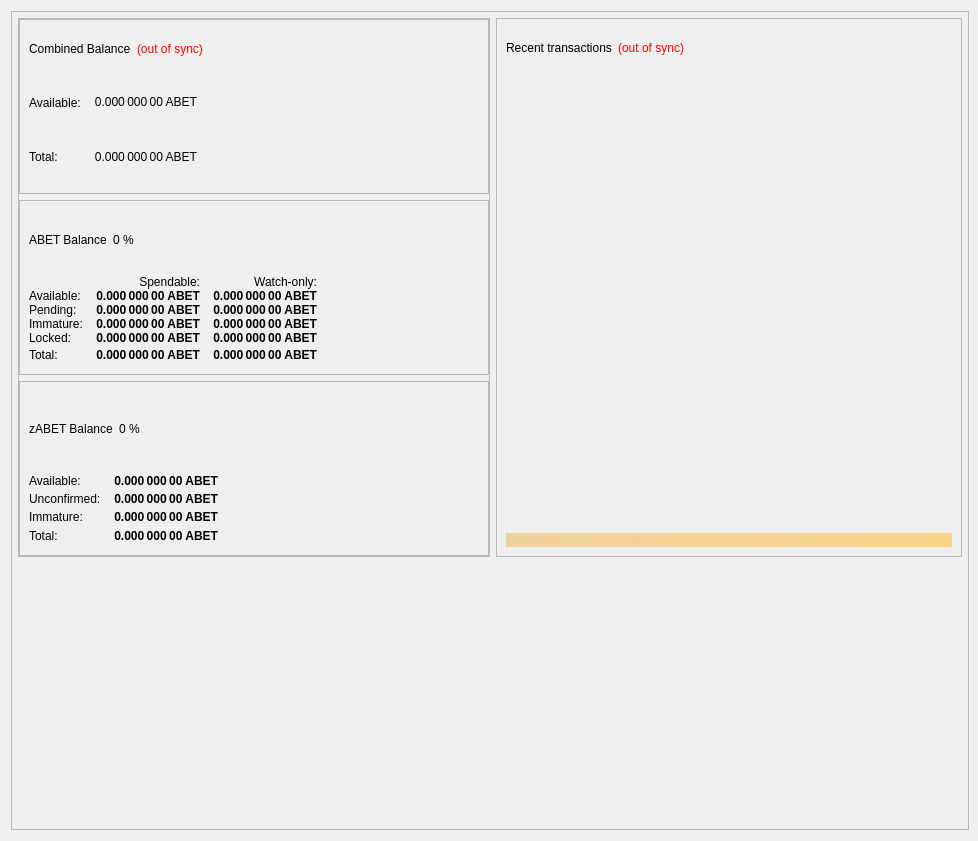
First picture: the form in src/qt/forms/overviewpage.ui, repository altbet/abet-v.2.0.0.3-deprecated, before the edit.
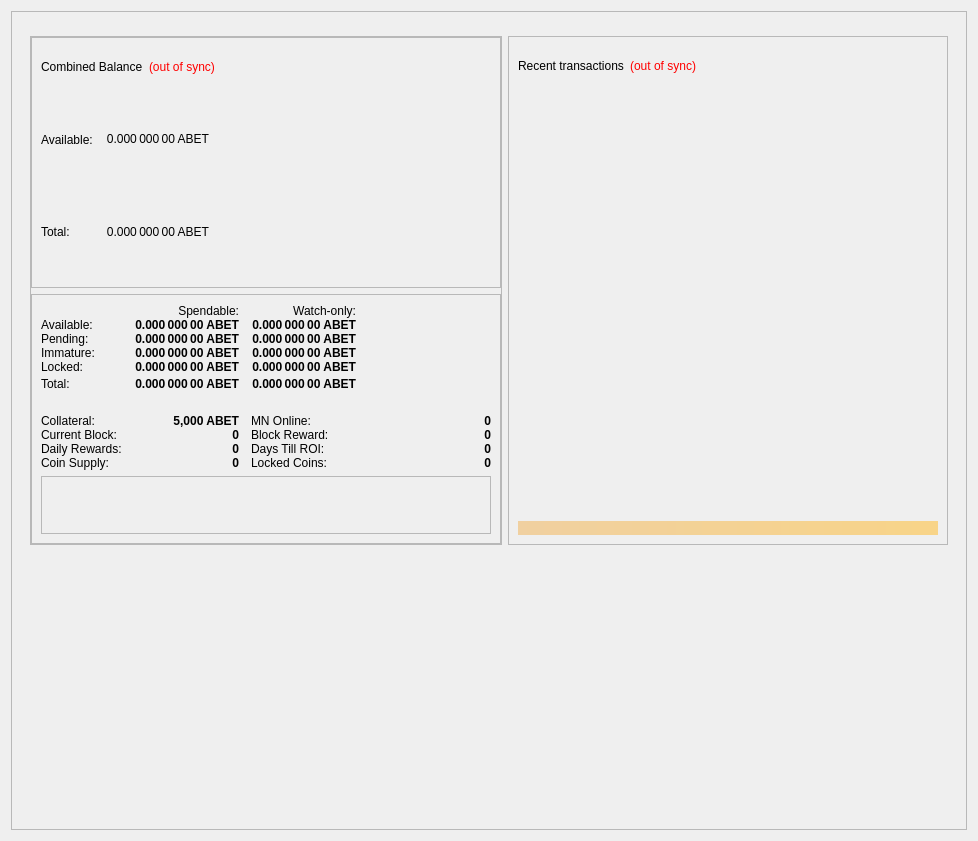
Second picture: the form after the edit.

Commit message: Collat / Dev Fee (#3)

```diff
--- a/src/qt/forms/overviewpage.ui
+++ b/src/qt/forms/overviewpage.ui
@@ -19,11 +19,8 @@
   <property name="windowTitle">
    <string>Form</string>
   </property>
-  <layout class="QVBoxLayout" name="topLayout" stretch="1">
-   <property name="rightMargin">
-    <number>9</number>
-   </property>
-   <item>
+  <layout class="QGridLayout" name="gridLayout_4">
+   <item row="0" column="0">
     <widget class="QFrame" name="frame_BG">
      <property name="minimumSize">
       <size>
@@ -43,34 +40,8 @@
      <property name="frameShadow">
       <enum>QFrame::Raised</enum>
      </property>
-     <layout class="QVBoxLayout" name="verticalLayout_3" stretch="0,0">
-      <property name="leftMargin">
-       <number>0</number>
-      </property>
-      <property name="topMargin">
-       <number>0</number>
-      </property>
-      <property name="rightMargin">
-       <number>0</number>
-      </property>
-      <property name="bottomMargin">
-       <number>6</number>
-      </property>
-      <item>
-       <layout class="QVBoxLayout" name="verticalLayout_Master" stretch="0,1">
-        <property name="leftMargin">
-         <number>0</number>
-        </property>
-        <property name="topMargin">
-         <number>0</number>
-        </property>
-        <property name="rightMargin">
-         <number>0</number>
-        </property>
-        <property name="bottomMargin">
-         <number>0</number>
-        </property>
-        <item>
+     <layout class="QGridLayout" name="gridLayout_8">
+      <item row="0" column="0">
          <widget class="QFrame" name="frame_Header">
           <layout class="QVBoxLayout" name="verticalLayout_Header">
            <property name="leftMargin">
@@ -88,28 +59,11 @@
           </layout>
          </widget>
         </item>
-        <item>
+      <item row="1" column="0">
          <widget class="QFrame" name="frame_Content">
-          <layout class="QVBoxLayout" name="verticalLayout_Content">
-           <property name="leftMargin">
-            <number>6</number>
-           </property>
-           <property name="topMargin">
-            <number>0</number>
-           </property>
-           <property name="rightMargin">
-            <number>6</number>
-           </property>
-           <property name="bottomMargin">
-            <number>0</number>
-           </property>
-           <item>
-            <layout class="QHBoxLayout" name="horizontalLayout_Content" stretch="1,1">
-             <property name="spacing">
-              <number>6</number>
-             </property>
-             <item>
-              <layout class="QVBoxLayout" name="verticalLayout_left" stretch="1">
+        <layout class="QGridLayout" name="gridLayout_2">
+         <item row="0" column="0">
+          <layout class="QVBoxLayout" name="verticalLayout_left" stretch="0">
                <item>
                 <widget class="QFrame" name="frameObfuscation">
                  <property name="minimumSize">
@@ -124,7 +78,7 @@
                  <property name="frameShadow">
                   <enum>QFrame::Raised</enum>
                  </property>
-                 <layout class="QVBoxLayout" name="verticalLayout" stretch="0,0,0">
+             <layout class="QVBoxLayout" name="verticalLayout" stretch="0,0">
                   <property name="leftMargin">
                    <number>0</number>
                   </property>
@@ -327,49 +281,6 @@
                      <enum>QFrame::Raised</enum>
                     </property>
                     <layout class="QVBoxLayout" name="verticalLayout_4">
-                     <item>
-                      <layout class="QHBoxLayout" name="horizontalLayout_4">
-                       <item>
-                        <widget class="QLabel" name="label_5">
-                         <property name="minimumSize">
-                          <size>
-                           <width>0</width>
-                           <height>20</height>
-                          </size>
-                         </property>
-                         <property name="font">
-                          <font>
-                           <weight>50</weight>
-                           <bold>false</bold>
-                          </font>
-                         </property>
-                         <property name="text">
-                          <string>ABET Balance</string>
-                         </property>
-                        </widget>
-                       </item>
-                       <item>
-                        <widget class="QLabel" name="labelABETPercent">
-                         <property name="text">
-                          <string notr="true">0 %</string>
-                         </property>
-                        </widget>
-                       </item>
-                       <item>
-                        <spacer name="horizontalSpacer_3">
-                         <property name="orientation">
-                          <enum>Qt::Horizontal</enum>
-                         </property>
-                         <property name="sizeHint" stdset="0">
-                          <size>
-                           <width>40</width>
-                           <height>20</height>
-                          </size>
-                         </property>
-                        </spacer>
-                       </item>
-                      </layout>
-                     </item>
                      <item>
                       <layout class="QGridLayout" name="gridLayout">
                        <property name="horizontalSpacing">
@@ -378,6 +289,44 @@
                        <property name="verticalSpacing">
                         <number>0</number>
                        </property>
+                   <item row="5" column="3">
+                    <spacer name="horizontalSpacer_9">
+                     <property name="orientation">
+                      <enum>Qt::Horizontal</enum>
+                     </property>
+                     <property name="sizeHint" stdset="0">
+                      <size>
+                       <width>40</width>
+                       <height>20</height>
+                      </size>
+                     </property>
+                    </spacer>
+                   </item>
+                   <item row="5" column="1">
+                    <widget class="QLabel" name="labelTotal">
+                     <property name="font">
+                      <font>
+                       <weight>75</weight>
+                       <bold>true</bold>
+                      </font>
+                     </property>
+                     <property name="cursor">
+                      <cursorShape>IBeamCursor</cursorShape>
+                     </property>
+                     <property name="toolTip">
+                      <string>Your current Altbet balance, unconfirmed and immature transactions included</string>
+                     </property>
+                     <property name="text">
+                      <string notr="true">0.000 000 00 ABET</string>
+                     </property>
+                     <property name="alignment">
+                      <set>Qt::AlignRight|Qt::AlignTrailing|Qt::AlignVCenter</set>
+                     </property>
+                     <property name="textInteractionFlags">
+                      <set>Qt::LinksAccessibleByMouse|Qt::TextSelectableByKeyboard|Qt::TextSelectableByMouse</set>
+                     </property>
+                    </widget>
+                   </item>
                        <item row="0" column="1">
                         <widget class="QLabel" name="labelSpendable">
                          <property name="text">
@@ -388,13 +337,35 @@
                          </property>
                         </widget>
                        </item>
-                       <item row="0" column="2">
-                        <widget class="QLabel" name="labelWatchonly">
+                   <item row="5" column="2">
+                    <widget class="QLabel" name="labelWatchTotal">
+                     <property name="font">
+                      <font>
+                       <weight>75</weight>
+                       <bold>true</bold>
+                      </font>
+                     </property>
+                     <property name="cursor">
+                      <cursorShape>IBeamCursor</cursorShape>
+                     </property>
+                     <property name="toolTip">
+                      <string>Current total balance in watch-only addresses</string>
+                     </property>
                          <property name="text">
-                          <string>Watch-only:</string>
+                      <string notr="true">0.000 000 00 ABET</string>
                          </property>
                          <property name="alignment">
                           <set>Qt::AlignRight|Qt::AlignTrailing|Qt::AlignVCenter</set>
+                     </property>
+                     <property name="textInteractionFlags">
+                      <set>Qt::LinksAccessibleByMouse|Qt::TextSelectableByKeyboard|Qt::TextSelectableByMouse</set>
+                     </property>
+                    </widget>
+                   </item>
+                   <item row="3" column="0">
+                    <widget class="QLabel" name="labelImmatureText">
+                     <property name="text">
+                      <string>Immature:</string>
                          </property>
                         </widget>
                        </item>
@@ -405,28 +376,23 @@
                          </property>
                         </widget>
                        </item>
-                       <item row="1" column="1">
-                        <widget class="QLabel" name="labelBalance">
-                         <property name="font">
-                          <font>
-                           <weight>75</weight>
-                           <bold>true</bold>
-                          </font>
-                         </property>
-                         <property name="cursor">
-                          <cursorShape>IBeamCursor</cursorShape>
-                         </property>
+                   <item row="5" column="0">
+                    <widget class="QLabel" name="labelTotalText">
                          <property name="toolTip">
-                          <string>Your current spendable balance</string>
+                      <string>Your current Altbet balance, unconfirmed and immature transactions included</string>
                          </property>
                          <property name="text">
-                          <string notr="true">0.000 000 00 ABET</string>
-                         </property>
-                         <property name="alignment">
-                          <set>Qt::AlignRight|Qt::AlignTrailing|Qt::AlignVCenter</set>
-                         </property>
-                         <property name="textInteractionFlags">
-                          <set>Qt::LinksAccessibleByMouse|Qt::TextSelectableByKeyboard|Qt::TextSelectableByMouse</set>
+                      <string>Total:</string>
+                     </property>
+                    </widget>
+                   </item>
+                   <item row="4" column="0">
+                    <widget class="QLabel" name="labelLockedBalanceText">
+                     <property name="toolTip">
+                      <string>Locked ABET or Masternode collaterals. These are excluded from zABET minting.</string>
+                     </property>
+                     <property name="text">
+                      <string>Locked:</string>
                          </property>
                         </widget>
                        </item>
@@ -455,6 +421,81 @@
                          </property>
                         </widget>
                        </item>
+                   <item row="3" column="2">
+                    <widget class="QLabel" name="labelWatchImmature">
+                     <property name="font">
+                      <font>
+                       <weight>75</weight>
+                       <bold>true</bold>
+                      </font>
+                     </property>
+                     <property name="cursor">
+                      <cursorShape>IBeamCursor</cursorShape>
+                     </property>
+                     <property name="toolTip">
+                      <string>Staked or masternode rewards in watch-only addresses that has not yet matured</string>
+                     </property>
+                     <property name="text">
+                      <string notr="true">0.000 000 00 ABET</string>
+                     </property>
+                     <property name="alignment">
+                      <set>Qt::AlignRight|Qt::AlignTrailing|Qt::AlignVCenter</set>
+                     </property>
+                     <property name="textInteractionFlags">
+                      <set>Qt::LinksAccessibleByMouse|Qt::TextSelectableByKeyboard|Qt::TextSelectableByMouse</set>
+                     </property>
+                    </widget>
+                   </item>
+                   <item row="4" column="1">
+                    <widget class="QLabel" name="labelLockedBalance">
+                     <property name="font">
+                      <font>
+                       <weight>75</weight>
+                       <bold>true</bold>
+                      </font>
+                     </property>
+                     <property name="cursor">
+                      <cursorShape>IBeamCursor</cursorShape>
+                     </property>
+                     <property name="toolTip">
+                      <string>Locked ABET or Masternode collaterals. These are excluded from zABET minting.</string>
+                     </property>
+                     <property name="text">
+                      <string notr="true">0.000 000 00 ABET</string>
+                     </property>
+                     <property name="alignment">
+                      <set>Qt::AlignRight|Qt::AlignTrailing|Qt::AlignVCenter</set>
+                     </property>
+                     <property name="textInteractionFlags">
+                      <set>Qt::LinksAccessibleByMouse|Qt::TextSelectableByKeyboard|Qt::TextSelectableByMouse</set>
+                     </property>
+                    </widget>
+                   </item>
+                   <item row="4" column="2">
+                    <widget class="QLabel" name="labelWatchLocked">
+                     <property name="font">
+                      <font>
+                       <weight>75</weight>
+                       <bold>true</bold>
+                      </font>
+                     </property>
+                     <property name="cursor">
+                      <cursorShape>IBeamCursor</cursorShape>
+                     </property>
+                     <property name="toolTip">
+                      <string>Current locked balance in watch-only addresses</string>
+                     </property>
+                     <property name="text">
+                      <string notr="true">0.000 000 00 ABET</string>
+                     </property>
+                     <property name="alignment">
+                      <set>Qt::AlignRight|Qt::AlignTrailing|Qt::AlignVCenter</set>
+                     </property>
+                     <property name="textInteractionFlags">
+                      <set>Qt::LinksAccessibleByMouse|Qt::TextSelectableByKeyboard|Qt::TextSelectableByMouse</set>
+                     </property>
+                    </widget>
+                   </item>
                        <item row="2" column="0">
                         <widget class="QLabel" name="labelPendingText">
                          <property name="text">
@@ -462,6 +503,31 @@
                          </property>
                         </widget>
                        </item>
+                   <item row="1" column="1">
+                    <widget class="QLabel" name="labelBalance">
+                     <property name="font">
+                      <font>
+                       <weight>75</weight>
+                       <bold>true</bold>
+                      </font>
+                     </property>
+                     <property name="cursor">
+                      <cursorShape>IBeamCursor</cursorShape>
+                     </property>
+                     <property name="toolTip">
+                      <string>Your current spendable balance</string>
+                     </property>
+                     <property name="text">
+                      <string notr="true">0.000 000 00 ABET</string>
+                     </property>
+                     <property name="alignment">
+                      <set>Qt::AlignRight|Qt::AlignTrailing|Qt::AlignVCenter</set>
+                     </property>
+                     <property name="textInteractionFlags">
+                      <set>Qt::LinksAccessibleByMouse|Qt::TextSelectableByKeyboard|Qt::TextSelectableByMouse</set>
+                     </property>
+                    </widget>
+                   </item>
                        <item row="2" column="1">
                         <widget class="QLabel" name="labelUnconfirmed">
                          <property name="font">
@@ -512,10 +578,63 @@
                          </property>
                         </widget>
                        </item>
-                       <item row="3" column="0">
-                        <widget class="QLabel" name="labelImmatureText">
+                   <item row="0" column="2">
+                    <widget class="QLabel" name="labelWatchonly">
                          <property name="text">
-                          <string>Immature:</string>
+                      <string>Watch-only:</string>
+                     </property>
+                     <property name="alignment">
+                      <set>Qt::AlignRight|Qt::AlignTrailing|Qt::AlignVCenter</set>
+                     </property>
+                    </widget>
+                   </item>
+                   <item row="10" column="3">
+                    <widget class="QLabel" name="roi_2">
+                     <property name="font">
+                      <font>
+                       <weight>75</weight>
+                       <bold>true</bold>
+                      </font>
+                     </property>
+                     <property name="cursor">
+                      <cursorShape>IBeamCursor</cursorShape>
+                     </property>
+                     <property name="toolTip">
+                      <string>Days to get Return on Investment</string>
+                     </property>
+                     <property name="text">
+                      <string notr="true">0</string>
+                     </property>
+                     <property name="alignment">
+                      <set>Qt::AlignRight|Qt::AlignTrailing|Qt::AlignVCenter</set>
+                     </property>
+                     <property name="textInteractionFlags">
+                      <set>Qt::LinksAccessibleByMouse|Qt::TextSelectableByKeyboard|Qt::TextSelectableByMouse</set>
+                     </property>
+                    </widget>
+                   </item>
+                   <item row="10" column="1">
+                    <widget class="QLabel" name="roi_1">
+                     <property name="font">
+                      <font>
+                       <weight>75</weight>
+                       <bold>true</bold>
+                      </font>
+                     </property>
+                     <property name="cursor">
+                      <cursorShape>IBeamCursor</cursorShape>
+                     </property>
+                     <property name="toolTip">
+                      <string>Daily Rewards for current Collateral</string>
+                     </property>
+                     <property name="text">
+                      <string notr="true">0</string>
+                     </property>
+                     <property name="alignment">
+                      <set>Qt::AlignRight|Qt::AlignTrailing|Qt::AlignVCenter</set>
+                     </property>
+                     <property name="textInteractionFlags">
+                      <set>Qt::LinksAccessibleByMouse|Qt::TextSelectableByKeyboard|Qt::TextSelectableByMouse</set>
                          </property>
                         </widget>
                        </item>
@@ -544,8 +663,36 @@
                          </property>
                         </widget>
                        </item>
-                       <item row="3" column="2">
-                        <widget class="QLabel" name="labelWatchImmature">
+                   <item row="10" column="0">
+                    <widget class="QLabel" name="label_Daily_Rewards">
+                     <property name="text">
+                      <string>Daily Rewards:</string>
+                     </property>
+                    </widget>
+                   </item>
+                   <item row="7" column="2">
+                    <widget class="QLabel" name="label_MN_Online">
+                     <property name="text">
+                      <string>MN Online:</string>
+                     </property>
+                    </widget>
+                   </item>
+                   <item row="7" column="0">
+                    <widget class="QLabel" name="label_Needed_Collat">
+                     <property name="text">
+                      <string>Collateral:</string>
+                     </property>
+                    </widget>
+                   </item>
+                   <item row="10" column="2">
+                    <widget class="QLabel" name="label_Days_ROI">
+                     <property name="text">
+                      <string>Days Till ROI:</string>
+                     </property>
+                    </widget>
+                   </item>
+                   <item row="7" column="1">
+                    <widget class="QLabel" name="label_lcolat">
                          <property name="font">
                           <font>
                            <weight>75</weight>
@@ -556,10 +703,10 @@
                           <cursorShape>IBeamCursor</cursorShape>
                          </property>
                          <property name="toolTip">
-                          <string>Staked or masternode rewards in watch-only addresses that has not yet matured</string>
+                      <string>Current collateral</string>
                          </property>
                          <property name="text">
-                          <string notr="true">0.000 000 00 ABET</string>
+                      <string notr="true">5,000 ABET</string>
                          </property>
                          <property name="alignment">
                           <set>Qt::AlignRight|Qt::AlignTrailing|Qt::AlignVCenter</set>
@@ -569,18 +716,40 @@
                          </property>
                         </widget>
                        </item>
-                       <item row="4" column="0">
-                        <widget class="QLabel" name="labelLockedBalanceText">
+                   <item row="9" column="1">
+                    <widget class="QLabel" name="label_CurrentBlock_value">
+                     <property name="font">
+                      <font>
+                       <weight>75</weight>
+                       <bold>true</bold>
+                      </font>
+                     </property>
+                     <property name="cursor">
+                      <cursorShape>IBeamCursor</cursorShape>
+                     </property>
                          <property name="toolTip">
-                          <string>Locked ABET or Masternode collaterals. These are excluded from zABET minting.</string>
+                      <string>Current Block Height</string>
                          </property>
                          <property name="text">
-                          <string>Locked:</string>
-                         </property>
-                        </widget>
-                       </item>
-                       <item row="4" column="1">
-                        <widget class="QLabel" name="labelLockedBalance">
+                      <string notr="true">0</string>
+                     </property>
+                     <property name="alignment">
+                      <set>Qt::AlignRight|Qt::AlignTrailing|Qt::AlignVCenter</set>
+                     </property>
+                     <property name="textInteractionFlags">
+                      <set>Qt::LinksAccessibleByMouse|Qt::TextSelectableByKeyboard|Qt::TextSelectableByMouse</set>
+                     </property>
+                    </widget>
+                   </item>
+                   <item row="9" column="0">
+                    <widget class="QLabel" name="label_CurrentBlock">
+                     <property name="text">
+                      <string>Current Block:</string>
+                     </property>
+                    </widget>
+                   </item>
+                   <item row="7" column="3">
+                    <widget class="QLabel" name="labelMnTotal_Value">
                          <property name="font">
                           <font>
                            <weight>75</weight>
@@ -591,10 +760,10 @@
                           <cursorShape>IBeamCursor</cursorShape>
                          </property>
                          <property name="toolTip">
-                          <string>Locked ABET or Masternode collaterals. These are excluded from zABET minting.</string>
+                      <string>Total number of Masternodes Online</string>
                          </property>
                          <property name="text">
-                          <string notr="true">0.000 000 00 ABET</string>
+                      <string notr="true">0</string>
                          </property>
                          <property name="alignment">
                           <set>Qt::AlignRight|Qt::AlignTrailing|Qt::AlignVCenter</set>
@@ -604,8 +773,15 @@
                          </property>
                         </widget>
                        </item>
-                       <item row="4" column="2">
-                        <widget class="QLabel" name="labelWatchLocked">
+                   <item row="9" column="2">
+                    <widget class="QLabel" name="label_CurrentBlockReward">
+                     <property name="text">
+                      <string>Block Reward:</string>
+                     </property>
+                    </widget>
+                   </item>
+                   <item row="13" column="1">
+                    <widget class="QLabel" name="label_Supply_value">
                          <property name="font">
                           <font>
                            <weight>75</weight>
@@ -616,10 +792,10 @@
                           <cursorShape>IBeamCursor</cursorShape>
                          </property>
                          <property name="toolTip">
-                          <string>Current locked balance in watch-only addresses</string>
+                      <string>Current Coin Supply</string>
                          </property>
                          <property name="text">
-                          <string notr="true">0.000 000 00 ABET</string>
+                      <string notr="true">0</string>
                          </property>
                          <property name="alignment">
                           <set>Qt::AlignRight|Qt::AlignTrailing|Qt::AlignVCenter</set>
@@ -629,18 +805,8 @@
                          </property>
                         </widget>
                        </item>
-                       <item row="5" column="0">
-                        <widget class="QLabel" name="labelTotalText">
-                         <property name="toolTip">
-                          <string>Your current Altbet balance, unconfirmed and immature transactions included</string>
-                         </property>
-                         <property name="text">
-                          <string>Total:</string>
-                         </property>
-                        </widget>
-                       </item>
-                       <item row="5" column="1">
-                        <widget class="QLabel" name="labelTotal">
+                   <item row="9" column="3">
+                    <widget class="QLabel" name="label_CurrentBlockReward_value">
                          <property name="font">
                           <font>
                            <weight>75</weight>
@@ -651,10 +817,10 @@
                           <cursorShape>IBeamCursor</cursorShape>
                          </property>
                          <property name="toolTip">
-                          <string>Your current Altbet balance, unconfirmed and immature transactions included</string>
+                      <string>Current Block Reward</string>
                          </property>
                          <property name="text">
-                          <string notr="true">0.000 000 00 ABET</string>
+                      <string notr="true">0</string>
                          </property>
                          <property name="alignment">
                           <set>Qt::AlignRight|Qt::AlignTrailing|Qt::AlignVCenter</set>
@@ -664,8 +830,15 @@
                          </property>
                         </widget>
                        </item>
-                       <item row="5" column="2">
-                        <widget class="QLabel" name="labelWatchTotal">
+                   <item row="13" column="2">
+                    <widget class="QLabel" name="label_LockedCoin">
+                     <property name="text">
+                      <string>Locked Coins:</string>
+                     </property>
+                    </widget>
+                   </item>
+                   <item row="13" column="3">
+                    <widget class="QLabel" name="label_LockedCoin_value">
                          <property name="font">
                           <font>
                            <weight>75</weight>
@@ -676,10 +849,10 @@
                           <cursorShape>IBeamCursor</cursorShape>
                          </property>
                          <property name="toolTip">
-                          <string>Current total balance in watch-only addresses</string>
+                      <string>Total Amount of coins locked</string>
                          </property>
                          <property name="text">
-                          <string notr="true">0.000 000 00 ABET</string>
+                      <string notr="true">0</string>
                          </property>
                          <property name="alignment">
                           <set>Qt::AlignRight|Qt::AlignTrailing|Qt::AlignVCenter</set>
@@ -689,8 +862,15 @@
                          </property>
                         </widget>
                        </item>
-                       <item row="5" column="3">
-                        <spacer name="horizontalSpacer_9">
+                   <item row="13" column="0">
+                    <widget class="QLabel" name="label_Supply">
+                     <property name="text">
+                      <string>Coin Supply:</string>
+                     </property>
+                    </widget>
+                   </item>
+                   <item row="6" column="0" colspan="4">
+                    <spacer name="horizontalSpacer_3">
                          <property name="orientation">
                           <enum>Qt::Horizontal</enum>
                          </property>
@@ -704,221 +884,31 @@
                        </item>
                       </layout>
                      </item>
-                    </layout>
-                   </widget>
-                  </item>
                   <item>
-                   <widget class="QFrame" name="frame_ZerocoinBalances">
+                  <widget class="QFrame" name="frameObfuscation_2">
+                   <property name="minimumSize">
+                    <size>
+                     <width>0</width>
+                     <height>0</height>
+                    </size>
+                   </property>
                     <property name="frameShape">
                      <enum>QFrame::StyledPanel</enum>
                     </property>
                     <property name="frameShadow">
                      <enum>QFrame::Raised</enum>
                     </property>
-                    <layout class="QVBoxLayout" name="verticalLayout_7">
-                     <item>
-                      <layout class="QHBoxLayout" name="horizontalLayout_8" stretch="0,0,0">
-                       <item>
-                        <widget class="QLabel" name="label_5z_3">
-                         <property name="minimumSize">
-                          <size>
-                           <width>0</width>
-                           <height>20</height>
-                          </size>
-                         </property>
-                         <property name="font">
-                          <font>
-                           <weight>50</weight>
-                           <bold>false</bold>
-                          </font>
-                         </property>
-                         <property name="text">
-                          <string>zABET Balance</string>
-                         </property>
-                        </widget>
-                       </item>
-                       <item>
-                        <widget class="QLabel" name="labelzABETPercent">
-                         <property name="text">
-                          <string notr="true">0 %</string>
-                         </property>
-                        </widget>
-                       </item>
-                       <item>
-                        <spacer name="horizontalSpacer_11">
-                         <property name="orientation">
-                          <enum>Qt::Horizontal</enum>
-                         </property>
-                         <property name="sizeHint" stdset="0">
-                          <size>
-                           <width>40</width>
-                           <height>20</height>
-                          </size>
-                         </property>
-                        </spacer>
-                       </item>
-                      </layout>
-                     </item>
-                     <item>
-                      <layout class="QGridLayout" name="gridLayout_5">
-                       <property name="horizontalSpacing">
-                        <number>12</number>
-                       </property>
-                       <property name="verticalSpacing">
-                        <number>0</number>
-                       </property>
-                       <item row="1" column="0">
-                        <widget class="QLabel" name="labelzBalanceMatureText">
-                         <property name="toolTip">
-                          <string>Mature: more than 20 confirmation and more than 1 mint of the same denomination after it was minted.
-These zABET are spendable.</string>
-                         </property>
-                         <property name="text">
-                          <string>Available:</string>
-                         </property>
-                        </widget>
-                       </item>
-                       <item row="1" column="1">
-                        <widget class="QLabel" name="labelzBalanceMature">
-                         <property name="font">
-                          <font>
-                           <weight>75</weight>
-                           <bold>true</bold>
-                          </font>
-                         </property>
-                         <property name="toolTip">
-                          <string>Mature: more than 20 confirmation and more than 1 mint of the same denomination after it was minted.
-These zABET are spendable.</string>
-                         </property>
-                         <property name="text">
-                          <string notr="true">0.000 000 00 ABET</string>
-                         </property>
-                         <property name="alignment">
-                          <set>Qt::AlignRight|Qt::AlignTrailing|Qt::AlignVCenter</set>
-                         </property>
-                        </widget>
-                       </item>
-                       <item row="2" column="0">
-                        <widget class="QLabel" name="labelzBalanceUnconfirmedText">
-                         <property name="toolTip">
-                          <string>Unconfirmed: less than 20 confirmations
-Immature: confirmed, but less than 3 mints of the same denomination after it was minted</string>
-                         </property>
-                         <property name="text">
-                          <string>Unconfirmed:</string>
-                         </property>
-                        </widget>
-                       </item>
-                       <item row="2" column="1">
-                        <widget class="QLabel" name="labelzBalanceUnconfirmed">
-                         <property name="font">
-                          <font>
-                           <weight>75</weight>
-                           <bold>true</bold>
-                          </font>
-                         </property>
-                         <property name="toolTip">
-                          <string>Unconfirmed: less than 20 confirmations
-Immature: confirmed, but less than 3 mints of the same denomination after it was minted</string>
-                         </property>
-                         <property name="text">
-                          <string notr="true">0.000 000 00 ABET</string>
-                         </property>
-                         <property name="alignment">
-                          <set>Qt::AlignRight|Qt::AlignTrailing|Qt::AlignVCenter</set>
-                         </property>
-                        </widget>
-                       </item>
-                       <item row="3" column="0">
-                        <widget class="QLabel" name="labelzBalanceImmatureText">
-                         <property name="toolTip">
-                          <string>Unconfirmed: less than 20 confirmations
-Immature: confirmed, but less than 3 mints of the same denomination after it was minted</string>
-                         </property>
-                         <property name="text">
-                          <string>Immature:</string>
-                         </property>
-                        </widget>
-                       </item>
-                       <item row="3" column="1">
-                        <widget class="QLabel" name="labelzBalanceImmature">
-                         <property name="font">
-                          <font>
-                           <weight>75</weight>
-                           <bold>true</bold>
-                          </font>
-                         </property>
-                         <property name="toolTip">
-                          <string>Unconfirmed: less than 20 confirmations
-Immature: confirmed, but less than 3 mints of the same denomination after it was minted</string>
-                         </property>
-                         <property name="text">
-                          <string notr="true">0.000 000 00 ABET</string>
-                         </property>
-                         <property name="alignment">
-                          <set>Qt::AlignRight|Qt::AlignTrailing|Qt::AlignVCenter</set>
-                         </property>
-                        </widget>
-                       </item>
-                       <item row="4" column="0">
-                        <widget class="QLabel" name="labelzBalanceText">
-                         <property name="toolTip">
-                          <string>Your current zABET balance, unconfirmed and immature zABET included.</string>
-                         </property>
-                         <property name="text">
-                          <string>Total:</string>
-                         </property>
-                        </widget>
-                       </item>
-                       <item row="4" column="1">
-                        <widget class="QLabel" name="labelzBalance">
-                         <property name="font">
-                          <font>
-                           <weight>75</weight>
-                           <bold>true</bold>
-                          </font>
-                         </property>
-                         <property name="cursor">
-                          <cursorShape>IBeamCursor</cursorShape>
-                         </property>
-                         <property name="toolTip">
-                          <string>Your current zABET balance, unconfirmed and immature zABET included.</string>
-                         </property>
-                         <property name="text">
-                          <string notr="true">0.000 000 00 ABET</string>
-                         </property>
-                         <property name="alignment">
-                          <set>Qt::AlignRight|Qt::AlignTrailing|Qt::AlignVCenter</set>
-                         </property>
-                         <property name="textInteractionFlags">
-                          <set>Qt::LinksAccessibleByMouse|Qt::TextSelectableByKeyboard|Qt::TextSelectableByMouse</set>
-                         </property>
-                        </widget>
-                       </item>
-                       <item row="4" column="2">
-                        <spacer name="horizontalSpacer_4">
-                         <property name="orientation">
-                          <enum>Qt::Horizontal</enum>
-                         </property>
-                         <property name="sizeHint" stdset="0">
-                          <size>
-                           <width>40</width>
-                           <height>20</height>
-                          </size>
-                         </property>
-                        </spacer>
-                       </item>
-                      </layout>
-                     </item>
-                    </layout>
+                  </widget>
+                 </item>
+                </layout>
+               </widget>
+              </item>
+             </layout>
                    </widget>
                   </item>
                  </layout>
-                </widget>
-               </item>
-              </layout>
-             </item>
-             <item>
+         </item>
+         <item row="0" column="1">
               <layout class="QVBoxLayout" name="verticalLayout_right" stretch="1">
                <item>
                 <widget class="QFrame" name="frame_RecentTransactions">
@@ -1049,13 +1039,9 @@
               </layout>
              </item>
             </layout>
-           </item>
-          </layout>
-         </widget>
-        </item>
-       </layout>
-      </item>
-      <item>
+       </widget>
+      </item>
+      <item row="2" column="0">
        <widget class="QLabel" name="exchangeFrame">
         <property name="minimumSize">
          <size>
```
Lines whose indentation alone changed are shown as unchanged. The commit also changes 22 other files.
